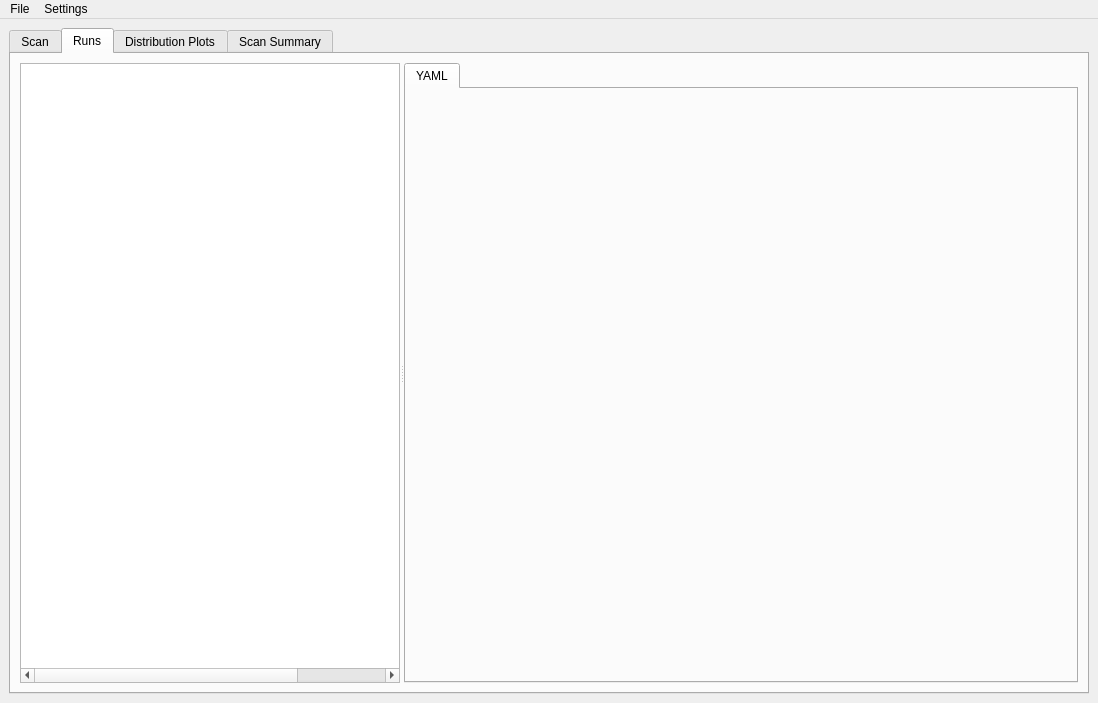
This is astra_comparison_gui_tabs_Linac.ui in VELA-CLARA-software/OnlineModel as Qt 5 draws it before an edit. The edited form follows.
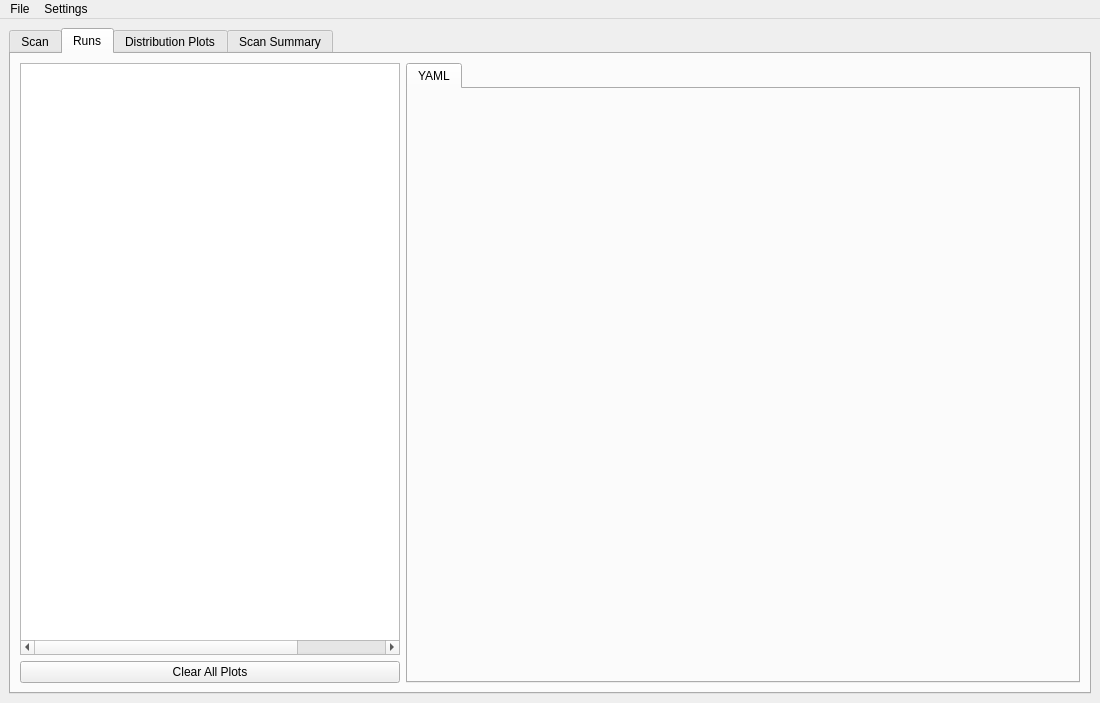
This is the edited form. The open tabs and pages were chosen to show the change. Custom widgets are drawn as their Qt base class.

Commit message: Fix plotting issues. Add clear plots button.

```diff
--- a/astra_comparison_gui_tabs_Linac.ui
+++ b/astra_comparison_gui_tabs_Linac.ui
@@ -6,7 +6,7 @@
    <rect>
     <x>0</x>
     <y>0</y>
-    <width>1098</width>
+    <width>1100</width>
     <height>667</height>
    </rect>
   </property>
@@ -3078,18 +3078,10 @@
        <attribute name="title">
         <string>Runs</string>
        </attribute>
-       <layout class="QVBoxLayout" name="verticalLayout_6">
+       <layout class="QHBoxLayout" name="horizontalLayout_3">
         <item>
-         <widget class="QSplitter" name="run_splitter">
-          <property name="sizePolicy">
-           <sizepolicy hsizetype="Expanding" vsizetype="Preferred">
-            <horstretch>0</horstretch>
-            <verstretch>0</verstretch>
-           </sizepolicy>
-          </property>
-          <property name="orientation">
-           <enum>Qt::Horizontal</enum>
-          </property>
+         <layout class="QVBoxLayout" name="verticalLayout_9">
+          <item>
           <widget class="QTableWidget" name="run_parameters_table">
            <property name="sizePolicy">
             <sizepolicy hsizetype="Minimum" vsizetype="Expanding">
@@ -3150,7 +3142,36 @@
            <column/>
            <column/>
           </widget>
+          </item>
+          <item>
+           <widget class="QPushButton" name="clearPlotsButton">
+            <property name="maximumSize">
+             <size>
+              <width>16777215</width>
+              <height>16777215</height>
+             </size>
+            </property>
+            <property name="text">
+             <string>Clear All Plots</string>
+            </property>
+           </widget>
+          </item>
+         </layout>
+        </item>
+        <item>
           <widget class="QTabWidget" name="plots_yaml_tab">
+          <property name="sizePolicy">
+           <sizepolicy hsizetype="Expanding" vsizetype="Expanding">
+            <horstretch>1</horstretch>
+            <verstretch>0</verstretch>
+           </sizepolicy>
+          </property>
+          <property name="minimumSize">
+           <size>
+            <width>0</width>
+            <height>0</height>
+           </size>
+          </property>
            <property name="currentIndex">
             <number>0</number>
            </property>
@@ -3178,7 +3199,6 @@
             </layout>
            </widget>
           </widget>
-         </widget>
         </item>
        </layout>
       </widget>
@@ -3501,7 +3521,7 @@
     <rect>
      <x>0</x>
      <y>0</y>
-     <width>1098</width>
+     <width>1100</width>
      <height>21</height>
     </rect>
    </property>
```
Left out of the diff: 18 changed lines with no effect on the pictures. Lines whose indentation alone changed are shown as unchanged. The commit also changes 9 other files.
